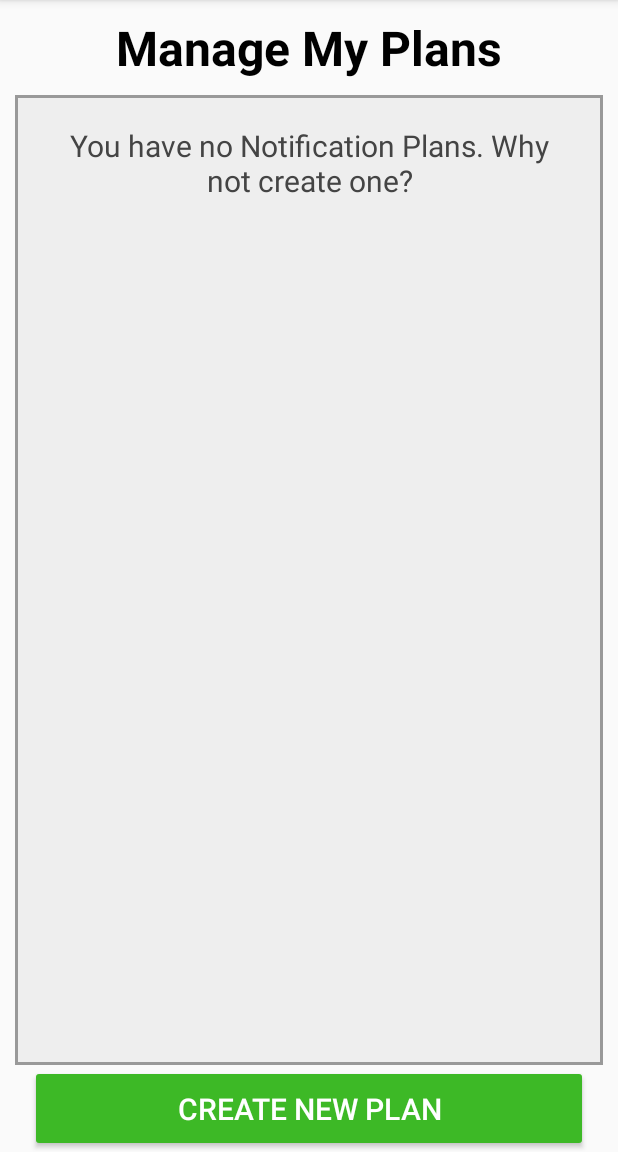
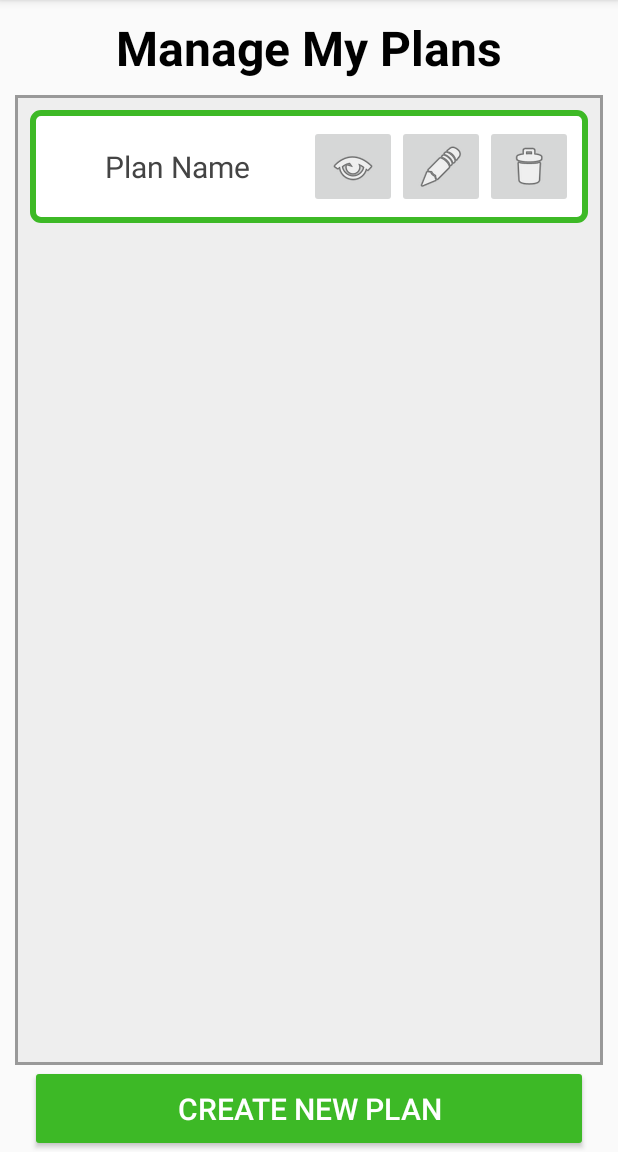
Before and after one commit to DamienFleming/NotiPlan, an Android app: the ManageNotificationPlansActivity screen opened directly, with no data from a screen before it, on a phone screen of 412 x 824 dp, the part 84-1236 px from its top. Run offline under Robolectric (Android 15) with nearby library versions, the phone set to English and light mode, and no system bars; our stand-ins replace Room's generated code.

Commit message:
Still working on implementing database

```diff
--- a/app/src/main/java/com/damien/notiplan/Database/Plan.java
+++ b/app/src/main/java/com/damien/notiplan/Database/Plan.java
@@ -19,13 +19,26 @@ public class Plan {
     public String name;
     public float ringVolume;
     public String startTime;
-    public String daysOfPlan;
+    public int activeOnSunday;
+    public int activeOnMonday;
+    public int activeOnTuesday;
+    public int activeOnWednesday;
+    public int activeOnThursday;
+    public int activeOnFriday;
+    public int activeOnSaturday;
 
-    public Plan(int id, String name, float ringVolume, String startTime, String daysOfPlan) {
+
+    public Plan(int id, String name, float ringVolume, String startTime, int[] daysOfPlan) {
         this.id = id;
         this.name = name;
         this.ringVolume = ringVolume;
         this.startTime = startTime;
-        this.daysOfPlan = daysOfPlan;
+        this.activeOnSunday = daysOfPlan[0];
+        this.activeOnMonday = daysOfPlan[1];
+        this.activeOnTuesday = daysOfPlan[2];
+        this.activeOnWednesday = daysOfPlan[3];
+        this.activeOnThursday = daysOfPlan[4];
+        this.activeOnFriday = daysOfPlan[5];
+        this.activeOnSaturday = daysOfPlan[6];
     }
 }
--- a/app/src/main/java/com/damien/notiplan/Database/PlanDao.java
+++ b/app/src/main/java/com/damien/notiplan/Database/PlanDao.java
@@ -1,6 +1,7 @@
 package com.damien.notiplan.Database;
 
 import android.arch.persistence.room.Dao;
+import android.arch.persistence.room.Delete;
 import android.arch.persistence.room.Insert;
 import android.arch.persistence.room.OnConflictStrategy;
 import android.arch.persistence.room.Query;
@@ -28,4 +29,7 @@ public interface PlanDao {
 
     @Query("delete from plan")
     void removeAllPlans();
+
+    @Delete
+    void removePlan(Plan plan);
 }
--- a/app/src/main/java/com/damien/notiplan/ManageNotificationPlansActivity.java
+++ b/app/src/main/java/com/damien/notiplan/ManageNotificationPlansActivity.java
@@ -29,11 +29,14 @@ public class ManageNotificationPlansActivity extends AppCompatActivity {
 
         List<Plan> plans = database.planDao().getAllPlans();
         if (plans.size()==0) {
-            database.planDao().addPlan(new Plan(1, "Plan 1", 1, "5:30PM", "Monday"));
-            plan = database.planDao().getAllPlans().get(0);
-            Toast.makeText(this, String.valueOf(plan.startTime), Toast.LENGTH_SHORT).show();
+            database.planDao().addPlan(new Plan(1, "Nighttime silence", 0, "12:00AM", new int[] {1, 1, 1, 1, 1, 1, 1}));
+            database.planDao().addPlan(new Plan(2, "Morning restart", 1, "7:00AM", new int[] {1, 1, 1, 1, 1, 1, 1}));
+            database.planDao().addPlan(new Plan(3, "Work silence", 0, "9:00AM", new int[] {0, 1, 1, 1, 1, 1, 0}));
+            database.planDao().addPlan(new Plan(1, "Finished work", 0, "5:00PM", new int[] {0, 1, 1, 1, 1, 1, 0}));
+            //plan = database.planDao().getAllPlans().get(0);
+            //Toast.makeText(this, String.valueOf(plan.startTime), Toast.LENGTH_SHORT).show();
         }
-
+        plans = database.planDao().getAllPlans();
 
         Button createNew = (Button)findViewById(R.id.createNewPlan);
 
--- /dev/null
+++ b/app/src/main/res/drawable/plan_container.xml
@@ -0,0 +1,11 @@
+<?xml version="1.0" encoding="utf-8"?>
+<shape xmlns:android="http://schemas.android.com/apk/res/android" android:shape="rectangle" android:padding="10dp">
+    <solid android:color="#FFFFFF" />
+    <stroke android:color="@color/colorAccent"
+        android:width="4dp" />
+    <corners
+        android:bottomRightRadius="5dp"
+        android:bottomLeftRadius="5dp"
+        android:topLeftRadius="5dp"
+        android:topRightRadius="5dp"/>
+</shape>
--- a/app/src/main/res/layout/activity_manage_notification_plans.xml
+++ b/app/src/main/res/layout/activity_manage_notification_plans.xml
@@ -16,23 +16,60 @@
         android:textStyle="bold" />
 
     <LinearLayout xmlns:android="http://schemas.android.com/apk/res/android"
+        android:id="@+id/PlanListBox"
         android:layout_width="match_parent"
         android:layout_height="0dp"
         android:layout_marginLeft="10sp"
         android:layout_marginRight="10sp"
         android:background="@drawable/background_box"
         android:padding="10sp"
-        android:layout_weight="1">
-        <TextView
-        android:id="@+id/EmptyPlanListPlaceholder"
-        android:layout_width="match_parent"
-        android:layout_height="wrap_content"
-        android:gravity="center"
-        android:padding="10sp"
-        android:text="@string/EmptyPlanListPlaceholderText"
-        android:textColor="#444444"
-        android:textSize="20sp"
-        android:textStyle="normal" />
+        android:layout_weight="1"
+        android:orientation="vertical">
+        <LinearLayout xmlns:android="http://schemas.android.com/apk/res/android"
+            android:id="@+id/PlanContainer"
+            android:layout_width="match_parent"
+            android:layout_height="75dp"
+            android:background="@drawable/plan_container"
+            android:padding="10sp"
+            android:orientation="horizontal">
+            <TextView
+            android:layout_width="0dp"
+            android:layout_height="match_parent"
+            android:layout_weight="3"
+            android:gravity="center"
+            android:text="Plan Name"
+            android:textColor="#444444"
+            android:textSize="20sp"
+            android:textStyle="normal" />
+            <ImageButton
+                android:layout_width="0dp"
+                android:layout_height="match_parent"
+                android:layout_weight="1"
+                android:src="@android:drawable/ic_menu_view"
+                android:contentDescription="@string/view" />
+            <ImageButton
+                android:layout_width="0dp"
+                android:layout_height="match_parent"
+                android:layout_weight="1"
+                android:src="@android:drawable/ic_menu_edit"
+                android:contentDescription="@string/edit" />
+            <ImageButton
+                android:layout_width="0dp"
+                android:layout_height="match_parent"
+                android:layout_weight="1"
+                android:src="@android:drawable/ic_menu_delete"
+                android:contentDescription="@string/delete" />
+        </LinearLayout>
+        <!--<TextView-->
+        <!--android:id="@+id/EmptyPlanListPlaceholder"-->
+        <!--android:layout_width="match_parent"-->
+        <!--android:layout_height="wrap_content"-->
+        <!--android:gravity="center"-->
+        <!--android:padding="10sp"-->
+        <!--android:text="@string/EmptyPlanListPlaceholderText"-->
+        <!--android:textColor="#444444"-->
+        <!--android:textSize="20sp"-->
+        <!--android:textStyle="normal" />-->
     </LinearLayout>
 
     <Button android:id="@+id/createNewPlan"
--- a/app/src/main/res/values/strings.xml
+++ b/app/src/main/res/values/strings.xml
@@ -9,4 +9,7 @@
     <string name="EmptyPlanListPlaceholderText">You have no Notification Plans. Why not create one?</string>
     <string name="planNameLabel">Plan Name:</string>
     <string name="CompleteCreateButton">Create</string>
+    <string name="view">View</string>
+    <string name="edit">Edit</string>
+    <string name="delete">Delete</string>
 </resources>
```
Also changed, not shown: app/src/main/res/drawable/background_box.xml (line endings or trailing spaces).
